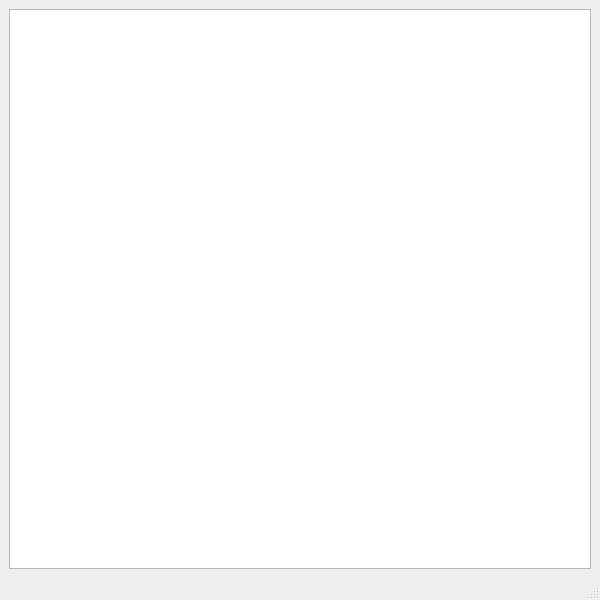
Old version of the form ChessQtGUI/ChessQtGUI/chessqtgui.ui in the repository squaretriangle902/Chess.
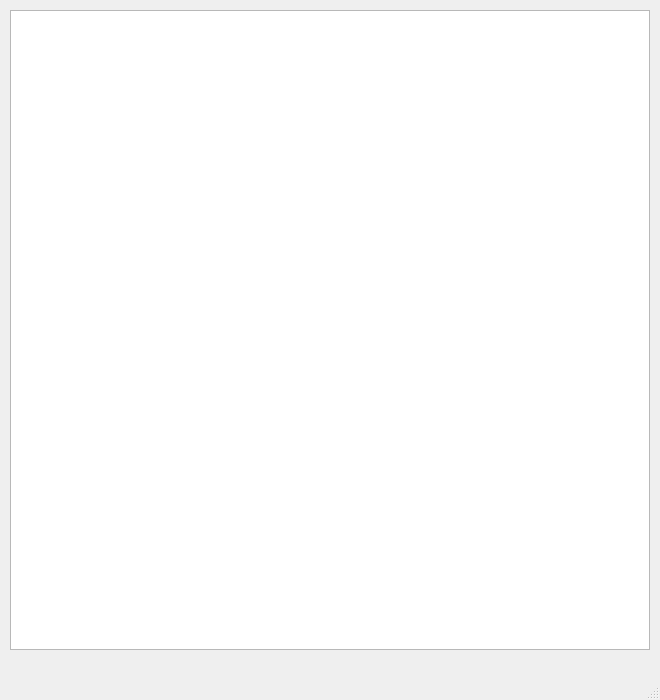
New version of the form.

```diff
--- a/ChessQtGUI/ChessQtGUI/chessqtgui.ui
+++ b/ChessQtGUI/ChessQtGUI/chessqtgui.ui
@@ -6,23 +6,57 @@
    <rect>
     <x>0</x>
     <y>0</y>
-    <width>600</width>
-    <height>600</height>
+    <width>660</width>
+    <height>700</height>
    </rect>
   </property>
+  <property name="sizePolicy">
+   <sizepolicy hsizetype="Fixed" vsizetype="Fixed">
+    <horstretch>0</horstretch>
+    <verstretch>0</verstretch>
+   </sizepolicy>
+  </property>
+  <property name="minimumSize">
+   <size>
+    <width>660</width>
+    <height>700</height>
+   </size>
+  </property>
+  <property name="maximumSize">
+   <size>
+    <width>660</width>
+    <height>700</height>
+   </size>
+  </property>
   <property name="windowTitle">
    <string>ChessQtGUI</string>
   </property>
   <widget class="QWidget" name="centralwidget">
-   <layout class="QHBoxLayout" name="horizontalLayout">
-    <item>
-     <widget class="QGraphicsView" name="graphicsView">
-      <property name="enabled">
-       <bool>true</bool>
-      </property>
-     </widget>
-    </item>
-   </layout>
+   <widget class="QGraphicsView" name="graphicsView">
+    <property name="enabled">
+     <bool>true</bool>
+    </property>
+    <property name="geometry">
+     <rect>
+      <x>10</x>
+      <y>10</y>
+      <width>640</width>
+      <height>640</height>
+     </rect>
+    </property>
+    <property name="frameShape">
+     <enum>QFrame::StyledPanel</enum>
+    </property>
+    <property name="lineWidth">
+     <number>5</number>
+    </property>
+    <property name="sizeAdjustPolicy">
+     <enum>QAbstractScrollArea::AdjustToContents</enum>
+    </property>
+    <property name="alignment">
+     <set>Qt::AlignLeading|Qt::AlignLeft|Qt::AlignTop</set>
+    </property>
+   </widget>
   </widget>
   <widget class="QMenuBar" name="menubar">
    <property name="geometry">
```
Left out of the diff: 2 changed lines with no effect on the pictures.
